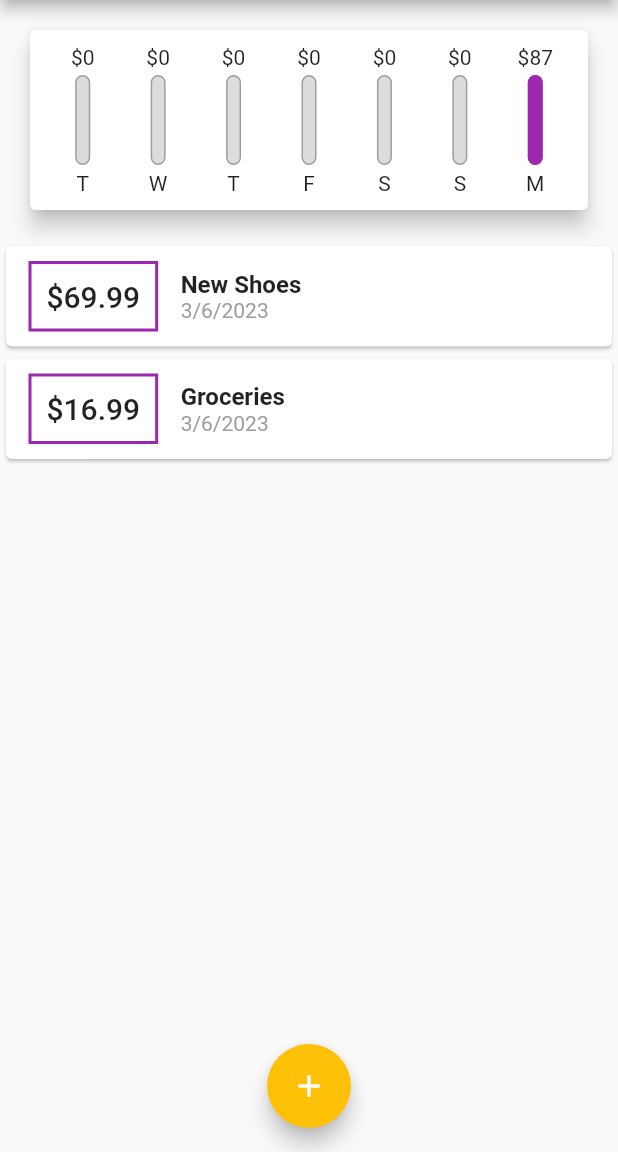
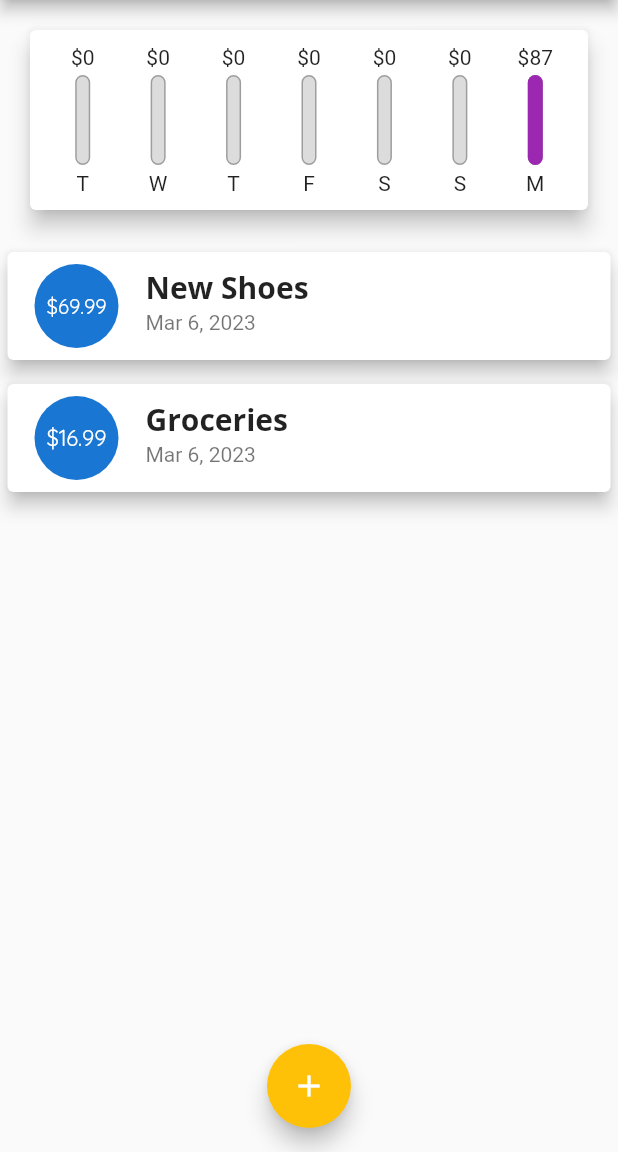
Before and after one commit to delwinbest/flutter_complete_guide, a Flutter app: the screen it shows after launch, on a phone screen of 412 x 824 dp, the part 84-1236 px from its top. Run offline on Flutter 3.47's test engine with Material 2 defaults, Android fonts, the phone set to English and light mode, and no system bars; missing offline and left inert: dart:ffi.

Commit message:
restyle transaction cards with ListTitle

```diff
--- a/lib/widgets/transaction_list.dart
+++ b/lib/widgets/transaction_list.dart
@@ -31,36 +31,26 @@ class TransactionList extends StatelessWidget {
             : ListView.builder(
                 itemBuilder: (ctx, index) {
                   return Card(
-                      child: Row(children: <Widget>[
-                    Container(
-                      margin: const EdgeInsets.symmetric(
-                          vertical: 10, horizontal: 15),
-                      decoration: BoxDecoration(
-                        border: Border.all(
-                          color: Theme.of(context).primaryColor,
-                          width: 2,
+                    margin:
+                        const EdgeInsets.symmetric(vertical: 8, horizontal: 5),
+                    elevation: 5,
+                    child: ListTile(
+                      leading: CircleAvatar(
+                        radius: 30,
+                        child: Padding(
+                          padding: const EdgeInsets.all(10),
+                          child: FittedBox(
+                              child: Text('\$${transactions[index].amount}')),
                         ),
                       ),
-                      padding: const EdgeInsets.all(10),
-                      child: Text(
-                          style: Theme.of(context).textTheme.titleLarge,
-                          '\$${transactions[index].amount.toStringAsFixed(2)}'),
+                      title: Text(
+                        transactions[index].title,
+                        style: Theme.of(context).textTheme.titleMedium,
+                      ),
+                      subtitle: Text(
+                          DateFormat.yMMMd().format(transactions[index].date)),
                     ),
-                    Column(
-                      crossAxisAlignment: CrossAxisAlignment.start,
-                      children: <Widget>[
-                        Text(
-                          transactions[index].title,
-                          style: const TextStyle(
-                              fontSize: 16, fontWeight: FontWeight.bold),
-                        ),
-                        Text(
-                          DateFormat.yMd().format(transactions[index].date),
-                          style: const TextStyle(color: Colors.grey),
-                        ),
-                      ],
-                    )
-                  ]));
+                  );
                 },
                 itemCount: transactions.length,
               ));
```
